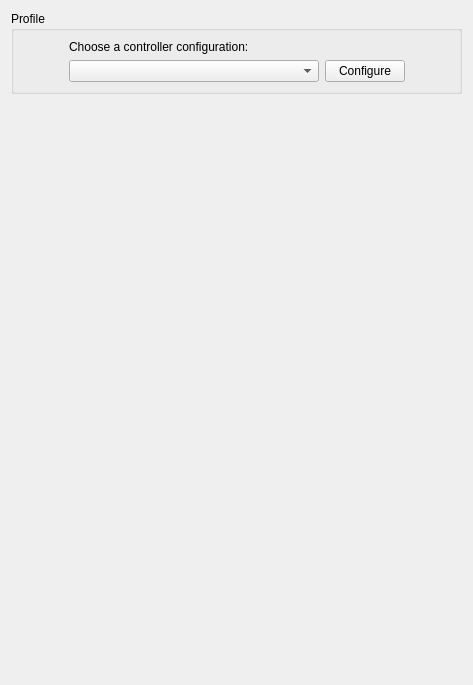
formylover/yuzu-early-access, file src/yuzu/configuration/configure_input_simple.ui: the form before one commit.
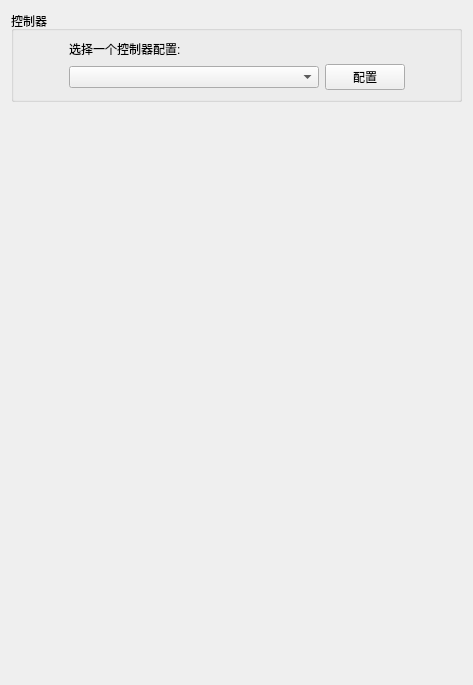
The form after the commit.

Diff of the .ui file:
```diff
--- a/src/yuzu/configuration/configure_input_simple.ui
+++ b/src/yuzu/configuration/configure_input_simple.ui
@@ -19,13 +19,13 @@
      <item>
       <widget class="QGroupBox" name="gridGroupBox">
        <property name="title">
-        <string>Profile</string>
+        <string>控制器</string>
        </property>
        <layout class="QGridLayout" name="gridLayout">
         <item row="1" column="2">
          <widget class="QPushButton" name="profile_configure">
           <property name="text">
-           <string>Configure</string>
+           <string>配置</string>
           </property>
          </widget>
         </item>
@@ -68,7 +68,7 @@
         <item row="0" column="1" colspan="2">
          <widget class="QLabel" name="label">
           <property name="text">
-           <string>Choose a controller configuration:</string>
+           <string>选择一个控制器配置:</string>
           </property>
          </widget>
         </item>
```
Left out of the diff: 2 changed lines with no effect on the pictures.
